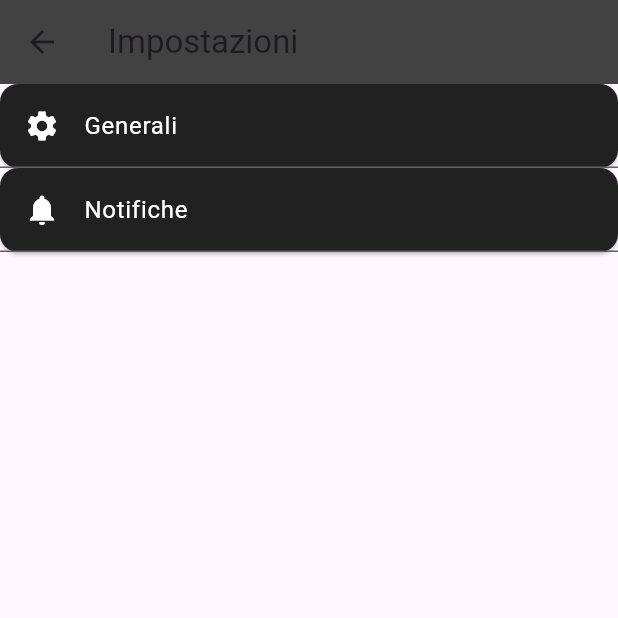
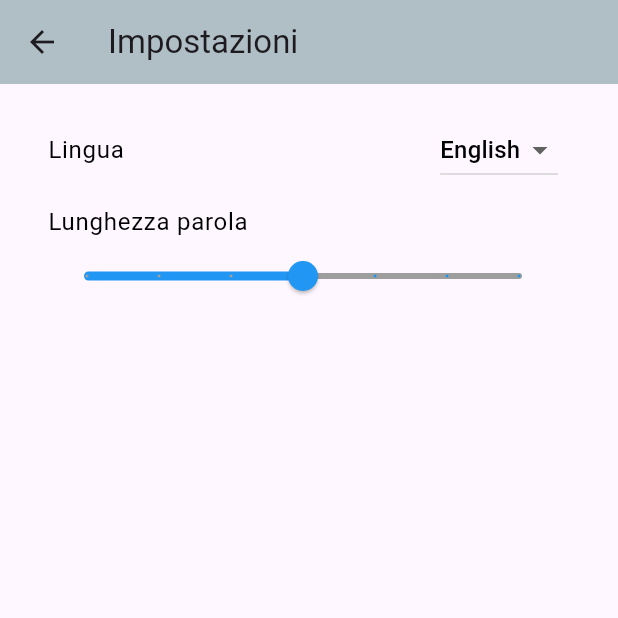
Before and after one commit to SpaceChips31/p_hangman, a Flutter app: the screen it shows after launch, after a tap on the "settings" icon, on a phone screen of 412 x 824 dp, the top half of it. Run offline on Flutter 3.47's test engine with Material 3 defaults, Android fonts, the phone set to English and light mode, and no system bars; our stand-ins replace shared_preferences.

Commit message:
Added localization
Started adding italian/english localization

```diff
--- /dev/null
+++ b/lib/l10n/intl/messages_all.dart
@@ -0,0 +1,67 @@
+// DO NOT EDIT. This is code generated via package:intl/generate_localized.dart
+// This is a library that looks up messages for specific locales by
+// delegating to the appropriate library.
+
+// Ignore issues from commonly used lints in this file.
+// ignore_for_file:implementation_imports, file_names, unnecessary_new
+// ignore_for_file:unnecessary_brace_in_string_interps, directives_ordering
+// ignore_for_file:argument_type_not_assignable, invalid_assignment
+// ignore_for_file:prefer_single_quotes, prefer_generic_function_type_aliases
+// ignore_for_file:comment_references
+
+import 'dart:async';
+
+import 'package:flutter/foundation.dart';
+import 'package:intl/intl.dart';
+import 'package:intl/message_lookup_by_library.dart';
+import 'package:intl/src/intl_helpers.dart';
+
+import 'messages_en.dart' as messages_en;
+import 'messages_it.dart' as messages_it;
+
+typedef Future<dynamic> LibraryLoader();
+Map<String, LibraryLoader> _deferredLibraries = {
+  'en': () => new SynchronousFuture(null),
+  'it': () => new SynchronousFuture(null),
+};
+
+MessageLookupByLibrary? _findExact(String localeName) {
+  switch (localeName) {
+    case 'en':
+      return messages_en.messages;
+    case 'it':
+      return messages_it.messages;
+    default:
+      return null;
+  }
+}
+
+/// User programs should call this before using [localeName] for messages.
+Future<bool> initializeMessages(String localeName) {
+  var availableLocale = Intl.verifiedLocale(
+      localeName, (locale) => _deferredLibraries[locale] != null,
+      onFailure: (_) => null);
+  if (availableLocale == null) {
+    return new SynchronousFuture(false);
+  }
+  var lib = _deferredLibraries[availableLocale];
+  lib == null ? new SynchronousFuture(false) : lib();
+  initializeInternalMessageLookup(() => new CompositeMessageLookup());
+  messageLookup.addLocale(availableLocale, _findGeneratedMessagesFor);
+  return new SynchronousFuture(true);
+}
+
+bool _messagesExistFor(String locale) {
+  try {
+    return _findExact(locale) != null;
+  } catch (e) {
+    return false;
+  }
+}
+
+MessageLookupByLibrary? _findGeneratedMessagesFor(String locale) {
+  var actualLocale =
+      Intl.verifiedLocale(locale, _messagesExistFor, onFailure: (_) => null);
+  if (actualLocale == null) return null;
+  return _findExact(actualLocale);
+}
--- /dev/null
+++ b/lib/l10n/l10n.dart
@@ -0,0 +1,139 @@
+// GENERATED CODE - DO NOT MODIFY BY HAND
+import 'package:flutter/material.dart';
+import 'package:intl/intl.dart';
+import 'intl/messages_all.dart';
+
+// **************************************************************************
+// Generator: Flutter Intl IDE plugin
+// Made by Localizely
+// **************************************************************************
+
+// ignore_for_file: non_constant_identifier_names, lines_longer_than_80_chars
+// ignore_for_file: join_return_with_assignment, prefer_final_in_for_each
+// ignore_for_file: avoid_redundant_argument_values, avoid_escaping_inner_quotes
+
+class S {
+  S();
+
+  static S? _current;
+
+  static S get current {
+    assert(_current != null,
+        'No instance of S was loaded. Try to initialize the S delegate before accessing S.current.');
+    return _current!;
+  }
+
+  static const AppLocalizationDelegate delegate = AppLocalizationDelegate();
+
+  static Future<S> load(Locale locale) {
+    final name = (locale.countryCode?.isEmpty ?? false)
+        ? locale.languageCode
+        : locale.toString();
+    final localeName = Intl.canonicalizedLocale(name);
+    return initializeMessages(localeName).then((_) {
+      Intl.defaultLocale = localeName;
+      final instance = S();
+      S._current = instance;
+
+      return instance;
+    });
+  }
+
+  static S of(BuildContext context) {
+    final instance = S.maybeOf(context);
+    assert(instance != null,
+        'No instance of S present in the widget tree. Did you add S.delegate in localizationsDelegates?');
+    return instance!;
+  }
+
+  static S? maybeOf(BuildContext context) {
+    return Localizations.of<S>(context, S);
+  }
+
+  /// `HangMania`
+  String get appTitle {
+    return Intl.message(
+      'HangMania',
+      name: 'appTitle',
+      desc: 'The title of the app',
+      args: [],
+    );
+  }
+
+  /// `Start`
+  String get startButton {
+    return Intl.message(
+      'Start',
+      name: 'startButton',
+      desc: 'The label on the start button',
+      args: [],
+    );
+  }
+
+  /// `Settings`
+  String get settings {
+    return Intl.message(
+      'Settings',
+      name: 'settings',
+      desc: 'The label for the settings button',
+      args: [],
+    );
+  }
+
+  /// `Settings`
+  String get settingsTitle {
+    return Intl.message(
+      'Settings',
+      name: 'settingsTitle',
+      desc: 'Title for settings screen',
+      args: [],
+    );
+  }
+
+  /// `Language`
+  String get language {
+    return Intl.message(
+      'Language',
+      name: 'language',
+      desc: 'Label for the language selection setting',
+      args: [],
+    );
+  }
+
+  /// `Word Length`
+  String get wordLengthLabel {
+    return Intl.message(
+      'Word Length',
+      name: 'wordLengthLabel',
+      desc: 'Label for the word length selection setting',
+      args: [],
+    );
+  }
+}
+
+class AppLocalizationDelegate extends LocalizationsDelegate<S> {
+  const AppLocalizationDelegate();
+
+  List<Locale> get supportedLocales {
+    return const <Locale>[
+      Locale.fromSubtags(languageCode: 'en'),
+      Locale.fromSubtags(languageCode: 'it'),
+    ];
+  }
+
+  @override
+  bool isSupported(Locale locale) => _isSupported(locale);
+  @override
+  Future<S> load(Locale locale) => S.load(locale);
+  @override
+  bool shouldReload(AppLocalizationDelegate old) => false;
+
+  bool _isSupported(Locale locale) {
+    for (var supportedLocale in supportedLocales) {
+      if (supportedLocale.languageCode == locale.languageCode) {
+        return true;
+      }
+    }
+    return false;
+  }
+}
--- a/lib/main.dart
+++ b/lib/main.dart
@@ -1,24 +1,64 @@
 import 'package:flutter/material.dart';
+import 'package:flutter_localizations/flutter_localizations.dart';
+import 'package:shared_preferences/shared_preferences.dart';
+import 'l10n/l10n.dart';
 import 'screens/main_screen.dart';
 import 'screens/settings_screen.dart';
 import 'screens/play_screen.dart';
 
-void main() {
-  runApp(const MyApp());
+void main() async {
+  WidgetsFlutterBinding.ensureInitialized();
+
+  final prefs = await SharedPreferences.getInstance();
+  final languageCode = prefs.getString('selectedLanguage') ?? 'it';
+
+  runApp(MyApp(languageCode: languageCode));
 }
 
-class MyApp extends StatelessWidget {
-  const MyApp({super.key});
+class MyApp extends StatefulWidget {
+  final String languageCode;
+
+  const MyApp({super.key, required this.languageCode});
+
+  @override
+  State<MyApp> createState() => _MyAppState();
+}
+
+class _MyAppState extends State<MyApp> {
+  late Locale _locale;
+
+  @override
+  void initState() {
+    super.initState();
+    _locale = Locale(widget.languageCode);
+  }
+
+  void setLocale(String languageCode) {
+    setState(() {
+      _locale = Locale(languageCode);
+    });
+  }
 
   @override
   Widget build(BuildContext context) {
     return MaterialApp(
       title: 'HangMania',
+      locale: _locale,
+      supportedLocales: const [
+        Locale('en', ''),
+        Locale('it', ''),
+      ],
+      localizationsDelegates: const [
+        GlobalMaterialLocalizations.delegate,
+        GlobalWidgetsLocalizations.delegate,
+        GlobalCupertinoLocalizations.delegate,
+        S.delegate,
+      ],
       initialRoute: '/',
       routes: {
         '/': (context) => const MainScreen(),
-        '/settings': (context) => const SettingsScreen(),
-        '/play': (context) => const PlayScreen()
+        '/settings': (context) => SettingsScreen(onLocaleChange: setLocale),
+        '/play': (context) => const PlayScreen(),
       },
     );
   }
--- a/lib/screens/main_screen.dart
+++ b/lib/screens/main_screen.dart
@@ -1,4 +1,5 @@
 import 'package:flutter/material.dart';
+import 'package:intl/intl.dart';
 
 class MainScreen extends StatelessWidget {
   const MainScreen({super.key});
@@ -14,9 +15,14 @@ class MainScreen extends StatelessWidget {
               mainAxisAlignment: MainAxisAlignment.start,
               children: <Widget>[
                 const SizedBox(height: 75.0),
-                const Text(
-                  'HangMania',
-                  style: TextStyle(
+                Text(
+                  Intl.message(
+                    'HangMania',
+                    name: 'appTitle',
+                    desc: 'The title of the app',
+                    locale: Localizations.localeOf(context).toString(),
+                  ),
+                  style: const TextStyle(
                     color: Colors.white,
                     fontSize: 24.0,
                   ),
@@ -24,16 +30,20 @@ class MainScreen extends StatelessWidget {
                 const SizedBox(height: 650.0),
                 ElevatedButton(
                   onPressed: () {
-                    // Qui puoi aggiungere la logica per iniziare il gioco;
+                    // Qui puoi aggiungere la logica per iniziare il gioco
                   },
                   style: ElevatedButton.styleFrom(
                     backgroundColor: Colors.red,
-                    padding: const EdgeInsets.symmetric(
-                        horizontal: 50, vertical: 20),
+                    padding: const EdgeInsets.symmetric(horizontal: 50, vertical: 20),
                   ),
-                  child: const Text(
-                    'Start',
-                    style: TextStyle(
+                  child: Text(
+                    Intl.message(
+                      'Start',
+                      name: 'startButton',
+                      desc: 'The label on the start button',
+                      locale: Localizations.localeOf(context).toString(),
+                    ),
+                    style: const TextStyle(
                       color: Colors.white,
                       fontSize: 18.0,
                     ),
--- a/lib/screens/settings_screen.dart
+++ b/lib/screens/settings_screen.dart
@@ -1,46 +1,113 @@
 import 'package:flutter/material.dart';
+import 'package:shared_preferences/shared_preferences.dart';
+import '/l10n/l10n.dart';
 
-class SettingsScreen extends StatelessWidget {
-  const SettingsScreen({super.key});
+class SettingsScreen extends StatefulWidget {
+  final Function(String) onLocaleChange;
+
+  const SettingsScreen({super.key, required this.onLocaleChange});
+
+  @override
+  SettingsScreenState createState() => SettingsScreenState();
+}
+
+class SettingsScreenState extends State<SettingsScreen> {
+  String selectedLanguage = 'en';
+  double wordLength = 9.0;
+  bool isLoading = true;
+
+  late String settingsTitle;
+  late String languageLabel;
+  late String wordLengthLabel;
+
+  @override
+  void initState() {
+    super.initState();
+    _loadSettings();
+  }
+
+  Future<void> _loadSettings() async {
+    final prefs = await SharedPreferences.getInstance();
+    setState(() {
+      selectedLanguage = prefs.getString('selectedLanguage') ?? 'en';
+      wordLength = prefs.getDouble('wordLength') ?? 9.0;
+
+      _updateLabels(); // Aggiorna le variabili con i testi tradotti
+      isLoading = false;
+    });
+  }
+
+  void _updateLabels() {
+    settingsTitle = S.of(context).settingsTitle;
+    languageLabel = S.of(context).language;
+    wordLengthLabel = S.of(context).wordLengthLabel;
+  }
+
+  Future<void> _saveSettings(String language, double wordLength) async {
+    final prefs = await SharedPreferences.getInstance();
+    await prefs.setString('selectedLanguage', language);
+    await prefs.setDouble('wordLength', wordLength);
+  }
 
   @override
   Widget build(BuildContext context) {
     return Scaffold(
       appBar: AppBar(
-        title: const Text('Impostazioni'),
-        backgroundColor: Colors.grey[800], // OneUI usa spesso colori scuri per l'AppBar
+        title: Text(isLoading ? '' : settingsTitle),
+        backgroundColor: Colors.blueGrey[200],
       ),
-      body: ListView(
+      body: isLoading
+          ? const Center(child: CircularProgressIndicator())
+          : ListView(
+              padding: const EdgeInsets.all(16.0),
               children: [
-          // Sezione per le impostazioni generali
-          Card(
-            color: Colors.grey[900], // Sfondo scuro per card
-            margin: EdgeInsets.zero,
-            child: ListTile(
-              leading: const Icon(Icons.settings, color: Colors.white),
-              title: const Text('Generali', style: TextStyle(color: Colors.white)),
-              onTap: () {
-                // Azione quando si clicca
+                ListTile(
+                  title: Text(languageLabel,
+                      style: const TextStyle(color: Colors.black)),
+                  trailing: DropdownButton<String>(
+                    value: selectedLanguage,
+                    onChanged: (String? newValue) {
+                      if (newValue != null) {
+                        setState(() {
+                          selectedLanguage = newValue;
+                          widget.onLocaleChange(newValue); // Cambia la lingua
+                          _updateLabels(); // Aggiorna i testi tradotti
+                        });
+                        _saveSettings(newValue, wordLength);
+                      }
                     },
+                    items: <String>['it', 'en']
+                        .map<DropdownMenuItem<String>>((String value) {
+                      return DropdownMenuItem<String>(
+                        value: value,
+                        child: Text(
+                          value == 'it' ? 'Italiano' : 'English',
+                          style: const TextStyle(color: Colors.black),
+                        ),
+                      );
+                    }).toList(),
+                    dropdownColor: Colors.white,
                   ),
                 ),
-          Divider(height: 0, color: Colors.grey[700]),
-
-          // Sezione per le notifiche
-          Card(
-            color: Colors.grey[900],
-            margin: EdgeInsets.zero,
-            child: ListTile(
-              leading: const Icon(Icons.notifications, color: Colors.white),
-              title: const Text('Notifiche', style: TextStyle(color: Colors.white)),
-              onTap: () {
-                // Azione quando si clicca
+                ListTile(
+                  title: Text(wordLengthLabel,
+                      style: const TextStyle(color: Colors.black)),
+                  subtitle: Slider(
+                    value: wordLength,
+                    min: 6,
+                    max: 12,
+                    divisions: 6,
+                    label: wordLength.round().toString(),
+                    onChanged: (double value) {
+                      setState(() {
+                        wordLength = value;
+                      });
+                      _saveSettings(selectedLanguage, value);
                     },
+                    activeColor: Colors.blue,
+                    inactiveColor: Colors.grey,
                   ),
                 ),
-          Divider(height: 0, color: Colors.grey[700]),
-
-          // Altre impostazioni possono seguire questa struttura
               ],
             ),
     );
```
Also changed, not shown: lib/l10n/intl/messages_en.dart (added, +32 -0 lines), lib/l10n/intl/messages_it.dart (added, +33 -0 lines), lib/l10n/intl_en.arb (added, +27 -0 lines), lib/l10n/intl_it.arb (added, +27 -0 lines), pubspec.yaml (+10 -72 lines), 3 other files. Lines whose indentation alone changed are shown as unchanged.
